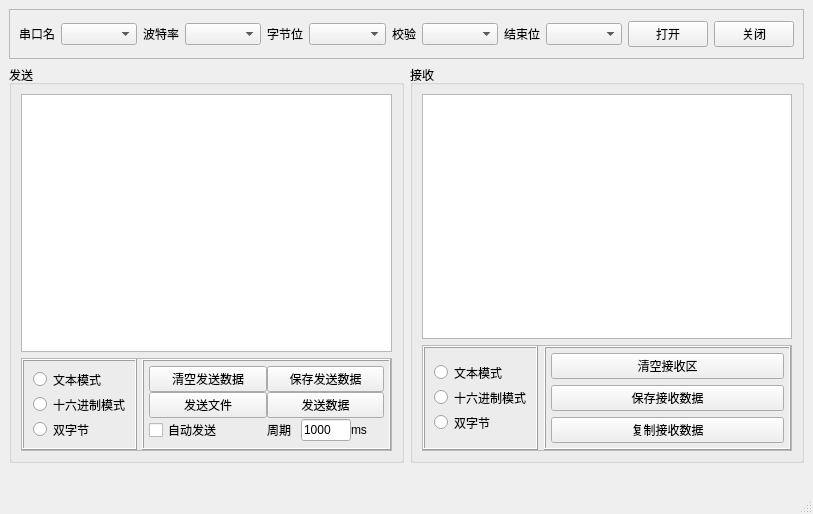
Old version of the form MainWindow.ui in the repository kerwinxu/ComHelper.
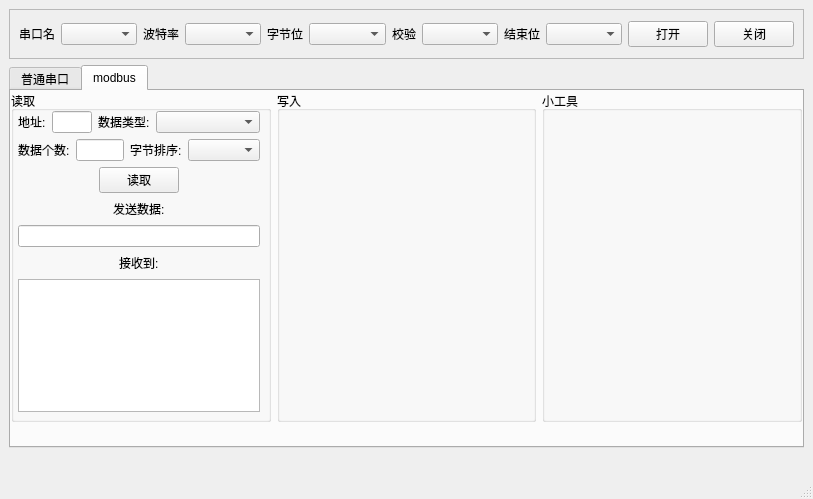
New version of the form. The open tabs and pages were chosen to show the change.

Commit message: "new:usr:接收的会显示时间，且加上了modbus的读界面，但还没写实现"

```diff
--- a/MainWindow.ui
+++ b/MainWindow.ui
@@ -7,7 +7,7 @@
     <x>0</x>
     <y>0</y>
     <width>813</width>
-    <height>514</height>
+    <height>499</height>
    </rect>
   </property>
   <property name="sizePolicy">
@@ -152,6 +152,29 @@
        </widget>
       </item>
       <item>
+       <widget class="QTabWidget" name="tabWidget">
+        <property name="currentIndex">
+         <number>0</number>
+        </property>
+        <widget class="QWidget" name="tab">
+         <property name="sizePolicy">
+          <sizepolicy hsizetype="Preferred" vsizetype="Expanding">
+           <horstretch>0</horstretch>
+           <verstretch>0</verstretch>
+          </sizepolicy>
+         </property>
+         <attribute name="title">
+          <string>普通串口</string>
+         </attribute>
+         <widget class="QWidget" name="layoutWidget">
+          <property name="geometry">
+           <rect>
+            <x>0</x>
+            <y>0</y>
+            <width>793</width>
+            <height>325</height>
+           </rect>
+          </property>
        <layout class="QHBoxLayout" name="horizontalLayout_2">
         <item>
          <widget class="QGroupBox" name="groupBox_2">
@@ -570,6 +593,267 @@
          </widget>
         </item>
        </layout>
+         </widget>
+        </widget>
+        <widget class="QWidget" name="tab_2">
+         <attribute name="title">
+          <string>modbus</string>
+         </attribute>
+         <widget class="QWidget" name="horizontalLayoutWidget">
+          <property name="geometry">
+           <rect>
+            <x>0</x>
+            <y>0</y>
+            <width>791</width>
+            <height>331</height>
+           </rect>
+          </property>
+          <layout class="QHBoxLayout" name="horizontalLayout_5">
+           <item>
+            <widget class="QGroupBox" name="groupBox_5">
+             <property name="title">
+              <string>读取</string>
+             </property>
+             <widget class="QWidget" name="layoutWidget">
+              <property name="geometry">
+               <rect>
+                <x>7</x>
+                <y>20</y>
+                <width>242</width>
+                <height>301</height>
+               </rect>
+              </property>
+              <layout class="QVBoxLayout" name="verticalLayout_6">
+               <item>
+                <layout class="QHBoxLayout" name="horizontalLayout_11">
+                 <item>
+                  <widget class="QLabel" name="label_8">
+                   <property name="sizePolicy">
+                    <sizepolicy hsizetype="Fixed" vsizetype="Preferred">
+                     <horstretch>0</horstretch>
+                     <verstretch>0</verstretch>
+                    </sizepolicy>
+                   </property>
+                   <property name="text">
+                    <string>地址:</string>
+                   </property>
+                  </widget>
+                 </item>
+                 <item>
+                  <widget class="QLineEdit" name="txt_modbus_read_address">
+                   <property name="sizePolicy">
+                    <sizepolicy hsizetype="Fixed" vsizetype="Fixed">
+                     <horstretch>0</horstretch>
+                     <verstretch>0</verstretch>
+                    </sizepolicy>
+                   </property>
+                   <property name="maximumSize">
+                    <size>
+                     <width>40</width>
+                     <height>16777215</height>
+                    </size>
+                   </property>
+                  </widget>
+                 </item>
+                 <item>
+                  <widget class="QLabel" name="label_9">
+                   <property name="sizePolicy">
+                    <sizepolicy hsizetype="Fixed" vsizetype="Preferred">
+                     <horstretch>0</horstretch>
+                     <verstretch>0</verstretch>
+                    </sizepolicy>
+                   </property>
+                   <property name="text">
+                    <string>数据类型:</string>
+                   </property>
+                  </widget>
+                 </item>
+                 <item>
+                  <widget class="QComboBox" name="combo_modbus_read_data_style"/>
+                 </item>
+                </layout>
+               </item>
+               <item>
+                <layout class="QHBoxLayout" name="horizontalLayout_12">
+                 <item>
+                  <widget class="QLabel" name="label_10">
+                   <property name="text">
+                    <string>数据个数:</string>
+                   </property>
+                  </widget>
+                 </item>
+                 <item>
+                  <widget class="QLineEdit" name="txt_modbus_read_data_count"/>
+                 </item>
+                 <item>
+                  <widget class="QLabel" name="label_11">
+                   <property name="sizePolicy">
+                    <sizepolicy hsizetype="Fixed" vsizetype="Preferred">
+                     <horstretch>0</horstretch>
+                     <verstretch>0</verstretch>
+                    </sizepolicy>
+                   </property>
+                   <property name="text">
+                    <string>字节排序:</string>
+                   </property>
+                  </widget>
+                 </item>
+                 <item>
+                  <widget class="QComboBox" name="combo_modbus_read_byte_sort"/>
+                 </item>
+                </layout>
+               </item>
+               <item>
+                <layout class="QHBoxLayout" name="horizontalLayout_13">
+                 <item>
+                  <spacer name="horizontalSpacer">
+                   <property name="orientation">
+                    <enum>Qt::Horizontal</enum>
+                   </property>
+                   <property name="sizeHint" stdset="0">
+                    <size>
+                     <width>40</width>
+                     <height>20</height>
+                    </size>
+                   </property>
+                  </spacer>
+                 </item>
+                 <item>
+                  <widget class="QPushButton" name="btn_modbus_read">
+                   <property name="text">
+                    <string>读取</string>
+                   </property>
+                  </widget>
+                 </item>
+                 <item>
+                  <spacer name="horizontalSpacer_2">
+                   <property name="orientation">
+                    <enum>Qt::Horizontal</enum>
+                   </property>
+                   <property name="sizeHint" stdset="0">
+                    <size>
+                     <width>40</width>
+                     <height>20</height>
+                    </size>
+                   </property>
+                  </spacer>
+                 </item>
+                </layout>
+               </item>
+               <item>
+                <layout class="QHBoxLayout" name="horizontalLayout_14">
+                 <item>
+                  <spacer name="horizontalSpacer_3">
+                   <property name="orientation">
+                    <enum>Qt::Horizontal</enum>
+                   </property>
+                   <property name="sizeHint" stdset="0">
+                    <size>
+                     <width>40</width>
+                     <height>20</height>
+                    </size>
+                   </property>
+                  </spacer>
+                 </item>
+                 <item>
+                  <widget class="QLabel" name="label_12">
+                   <property name="sizePolicy">
+                    <sizepolicy hsizetype="Fixed" vsizetype="Preferred">
+                     <horstretch>0</horstretch>
+                     <verstretch>0</verstretch>
+                    </sizepolicy>
+                   </property>
+                   <property name="text">
+                    <string>发送数据:</string>
+                   </property>
+                  </widget>
+                 </item>
+                 <item>
+                  <spacer name="horizontalSpacer_4">
+                   <property name="orientation">
+                    <enum>Qt::Horizontal</enum>
+                   </property>
+                   <property name="sizeHint" stdset="0">
+                    <size>
+                     <width>40</width>
+                     <height>20</height>
+                    </size>
+                   </property>
+                  </spacer>
+                 </item>
+                </layout>
+               </item>
+               <item>
+                <widget class="QLineEdit" name="txt_modbus_read_send"/>
+               </item>
+               <item>
+                <layout class="QHBoxLayout" name="horizontalLayout_15">
+                 <item>
+                  <spacer name="horizontalSpacer_5">
+                   <property name="orientation">
+                    <enum>Qt::Horizontal</enum>
+                   </property>
+                   <property name="sizeHint" stdset="0">
+                    <size>
+                     <width>40</width>
+                     <height>20</height>
+                    </size>
+                   </property>
+                  </spacer>
+                 </item>
+                 <item>
+                  <widget class="QLabel" name="label_13">
+                   <property name="sizePolicy">
+                    <sizepolicy hsizetype="Fixed" vsizetype="Preferred">
+                     <horstretch>0</horstretch>
+                     <verstretch>0</verstretch>
+                    </sizepolicy>
+                   </property>
+                   <property name="text">
+                    <string>接收到:</string>
+                   </property>
+                  </widget>
+                 </item>
+                 <item>
+                  <spacer name="horizontalSpacer_6">
+                   <property name="orientation">
+                    <enum>Qt::Horizontal</enum>
+                   </property>
+                   <property name="sizeHint" stdset="0">
+                    <size>
+                     <width>40</width>
+                     <height>20</height>
+                    </size>
+                   </property>
+                  </spacer>
+                 </item>
+                </layout>
+               </item>
+               <item>
+                <widget class="QTextEdit" name="txt_modbus_read_receive"/>
+               </item>
+              </layout>
+             </widget>
+            </widget>
+           </item>
+           <item>
+            <widget class="QGroupBox" name="groupBox_4">
+             <property name="title">
+              <string>写入</string>
+             </property>
+            </widget>
+           </item>
+           <item>
+            <widget class="QGroupBox" name="groupBox_3">
+             <property name="title">
+              <string>小工具</string>
+             </property>
+            </widget>
+           </item>
+          </layout>
+         </widget>
+        </widget>
+       </widget>
       </item>
       <item>
        <widget class="QLabel" name="lbl_state">
```
Lines whose indentation alone changed are shown as unchanged. The commit also changes 4 other files.
